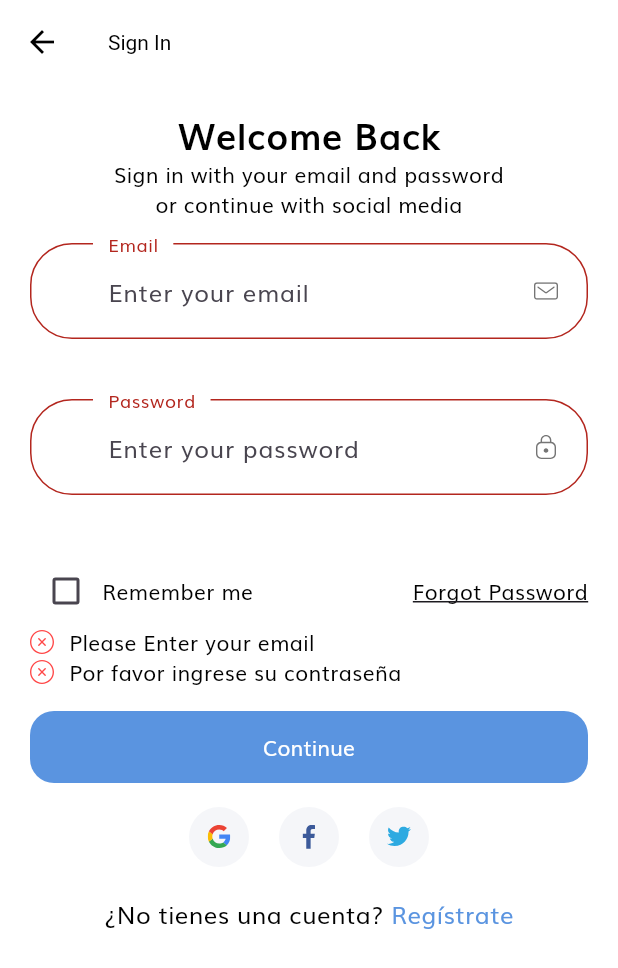
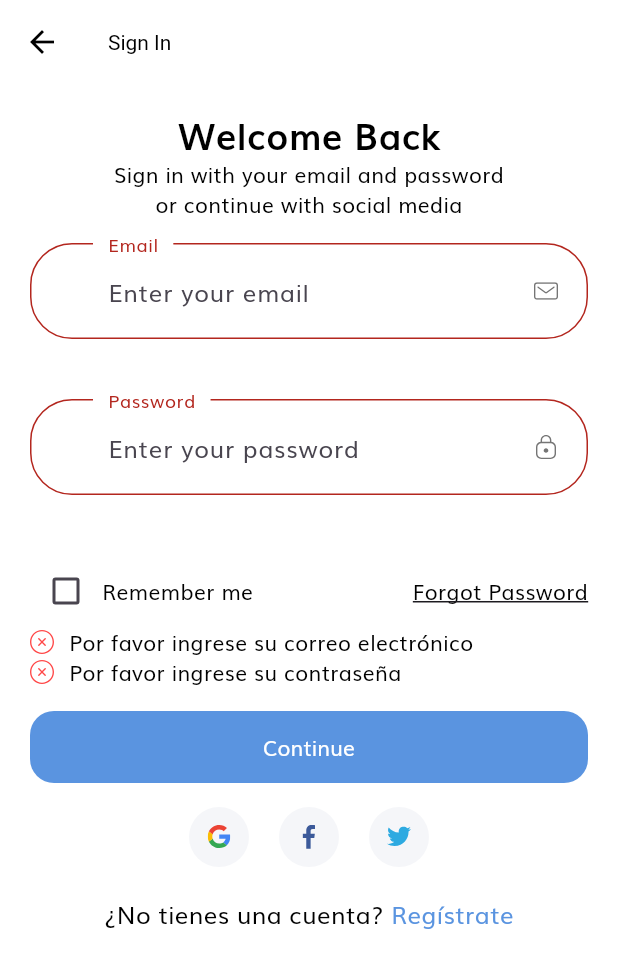
Before and after one commit to HenrryDG/Proyecto3_SalamandraLabs_Movil, a Flutter app: the SignInScreen screen opened by its route, after a tap on "Continue", on a phone screen of 412 x 824 dp. Shown: the top 968 px of the screen. Run offline on Flutter 3.47's test engine with Material 3 defaults, Android fonts, the phone set to English and light mode, and no system bars; our stand-ins replace flutter_svg.

Commit message:
Actualizar mensajes de error y etiquetas en español para el formulario de perfil completo

```diff
--- a/lib/constants.dart
+++ b/lib/constants.dart
@@ -24,15 +24,22 @@ const defaultDuration = Duration(milliseconds: 250);
 // Form Error
 final RegExp emailValidatorRegExp =
     RegExp(r"^[a-zA-Z0-9.]+@[a-zA-Z0-9]+\.[a-zA-Z]+");
-const String kEmailNullError = "Please Enter your email";
-const String kInvalidEmailError = "Please Enter Valid Email";
+
+const String kEmailNullError = "Por favor ingrese su correo electrónico";
+const String kInvalidEmailError = "Por favor ingrese un correo electrónico válido";
 const String kUserNameNullError = "Por favor ingrese su nombre de usuario";
 const String kPassNullError = "Por favor ingrese su contraseña";
-const String kShortPassError = "Password is too short";
-const String kMatchPassError = "Passwords don't match";
-const String kNamelNullError = "Please Enter your name";
-const String kPhoneNumberNullError = "Please Enter your phone number";
-const String kAddressNullError = "Please Enter your address";
+const String kShortPassError = "La contraseña es muy corta";
+const String kMatchPassError = "Las contraseñas no coinciden";
+const String kNamelNullError = "Por favor ingrese su nombre";
+const String kPhoneNumberNullError = "Por favor ingrese su número de teléfono";
+const String kAddressNullError = "Por favor ingrese su dirección";
+
+// Nuevos errores para CompleteProfileForm
+const String kCarnetNullError = "Por favor ingrese su carnet";
+const String kLugarTrabajoNullError = "Por favor ingrese su lugar de trabajo";
+const String kTipoTrabajoNullError = "Por favor ingrese el tipo de trabajo";
+const String kIngresoMensualNullError = "Por favor ingrese su ingreso mensual";
 
 final otpInputDecoration = InputDecoration(
   contentPadding: const EdgeInsets.symmetric(vertical: 16),
--- a/lib/screens/complete_profile/complete_profile_screen.dart
+++ b/lib/screens/complete_profile/complete_profile_screen.dart
@@ -16,7 +16,7 @@ class CompleteProfileScreen extends StatelessWidget {
 
     return Scaffold(
       appBar: AppBar(
-        title: const Text('Sign Up'),
+        title: const Text('Regístrate'),
       ),
       body: SafeArea(
         child: SizedBox(
```
Also changed, not shown: lib/screens/complete_profile/components/complete_profile_form.dart (+56 -6 lines).
